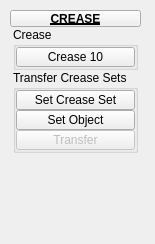
Before: the Qt Designer form tentacle/ui/uiLevel_3/crease.ui in m3trik/tentacle, drawn with Qt 5.
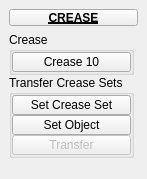
After: the same form once the commit is applied. Custom widgets are drawn as their Qt base class.

Patch:
```diff
--- a/tentacle/ui/uiLevel_3/crease.ui
+++ b/tentacle/ui/uiLevel_3/crease.ui
@@ -9,8 +9,8 @@
    <rect>
     <x>0</x>
     <y>0</y>
-    <width>155</width>
-    <height>244</height>
+    <width>147</width>
+    <height>179</height>
    </rect>
   </property>
   <property name="minimumSize">
@@ -142,20 +142,8 @@
      </disabled>
     </palette>
    </property>
-   <widget class="QWidget" name="layoutWidget_2">
-    <property name="geometry">
-     <rect>
-      <x>10</x>
-      <y>10</y>
-      <width>131</width>
-      <height>196</height>
-     </rect>
-    </property>
-    <layout class="QGridLayout" name="gridLayout_2">
-     <property name="spacing">
-      <number>0</number>
-     </property>
-     <item row="0" column="1" colspan="2">
+   <layout class="QVBoxLayout" name="verticalLayout_4">
+    <item>
       <widget class="PushButtonDraggable" name="draggable_header">
        <property name="minimumSize">
         <size>
@@ -184,8 +172,6 @@
        </property>
       </widget>
      </item>
-     <item row="1" column="1" colspan="2">
-      <layout class="QHBoxLayout" name="horizontalLayout">
        <item>
         <layout class="QVBoxLayout" name="verticalLayout">
          <property name="spacing">
@@ -269,7 +255,7 @@
            <property name="minimumSize">
             <size>
              <width>125</width>
-             <height>19</height>
+          <height>0</height>
             </size>
            </property>
            <property name="maximumSize">
@@ -439,9 +425,6 @@
         </layout>
        </item>
       </layout>
-     </item>
-    </layout>
-   </widget>
   </widget>
  </widget>
  <customwidgets>
```
Lines whose indentation alone changed are shown as unchanged.
